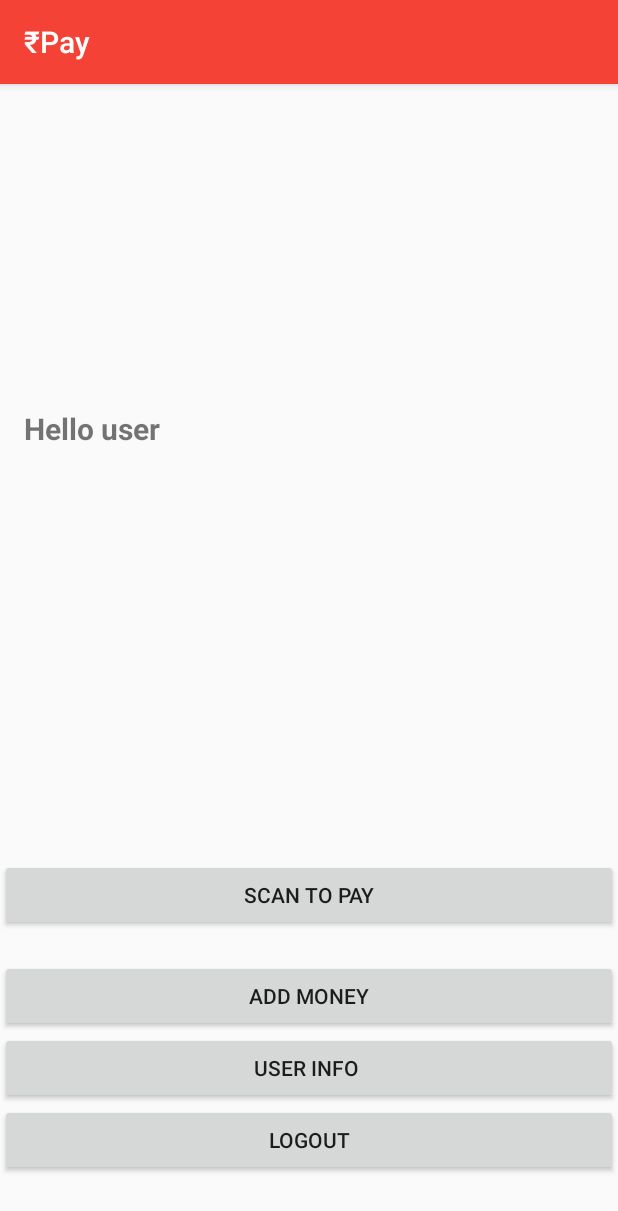
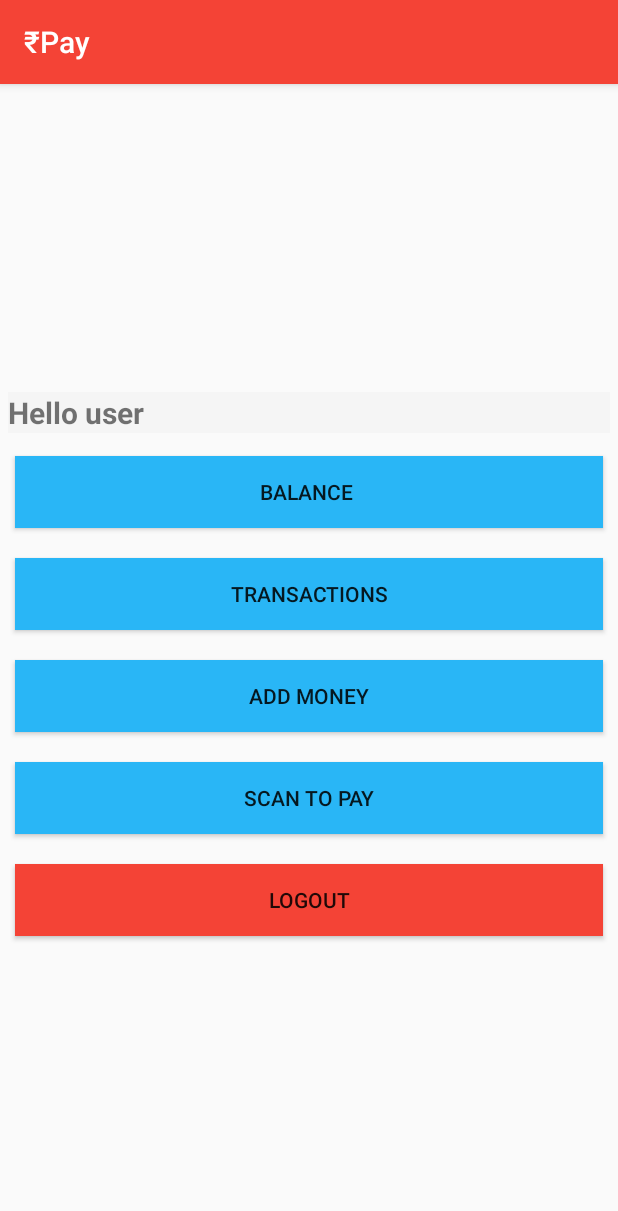
Before and after one commit to prasad212/BankApp, an Android app: the MainPage screen opened directly, with no data from a screen before it, on a phone screen of 412 x 824 dp. Shown: the top 1211 px of the screen. Run offline under Robolectric (Android 15) with nearby library versions, the phone set to English and light mode, and no system bars; our stand-ins replace Firebase (no records; nobody signed in at launch, a user with empty details on screens opened directly), Room's generated code, RxJava; libraries missing offline, so code that uses them is left out: com.journeyapps.barcodescanner, org.checkerframework.checker; 2 statements that could not run were skipped.

Commit message:
Layout Changes

```diff
--- a/app/src/main/AndroidManifest.xml
+++ b/app/src/main/AndroidManifest.xml
@@ -28,7 +28,7 @@
         <activity android:name=".Setprice" />
         <activity android:name=".Pay" />
         <activity android:name=".Scanner" />
-        <activity android:name=".Transaction"></activity>
+        <activity android:name=".Transactions"></activity>
     </application>
 
 </manifest>
--- a/app/src/main/java/com/example/prasad/bank/MainPage.java
+++ b/app/src/main/java/com/example/prasad/bank/MainPage.java
@@ -25,7 +25,7 @@ public class MainPage extends AppCompatActivity {
     MyApplication application;
     Button addmoney,pay;
     ImageView imageView;
-
+        Button tran ;
     Qrcode qrcode = new Qrcode();
 
     @Override
@@ -57,6 +57,14 @@ public class MainPage extends AppCompatActivity {
         imageView.setImageBitmap(bitmap);
 
         nametextView.setText("Hello " + uid);
+        tran = (Button)findViewById(R.id.tran_id);
+        tran.setOnClickListener(new View.OnClickListener() {
+            @Override
+            public void onClick(View v) {
+                Intent intent = new Intent(MainPage.this,Transactions.class);
+                startActivity(intent);
+            }
+        });
     }
 
     void userinfo(View view) {
--- a/app/src/main/res/layout/activity_main_page.xml
+++ b/app/src/main/res/layout/activity_main_page.xml
@@ -1,9 +1,10 @@
 <?xml version="1.0" encoding="utf-8"?>
-<RelativeLayout xmlns:android="http://schemas.android.com/apk/res/android"
+<LinearLayout xmlns:android="http://schemas.android.com/apk/res/android"
 
     xmlns:tools="http://schemas.android.com/tools"
     android:layout_width="match_parent"
     android:layout_height="match_parent"
+    android:orientation="vertical"
 
     tools:context=".MainPage">
 <ImageView
@@ -15,16 +16,14 @@
 
     <TextView
         android:id="@+id/nameTextView"
-        android:layout_width="wrap_content"
+        android:layout_width="match_parent"
         android:layout_height="wrap_content"
-        android:layout_below="@+id/qrcode_id"
-        android:layout_alignParentStart="true"
-
-
-        android:padding="16dp"
+            android:layout_margin="5sp"
+        android:background="@color/Edittextcolor"
         android:textSize="20sp"
         android:textStyle="bold"
         tools:text=" Hello Prasad" />
+
 
 
     <Button
@@ -32,46 +31,49 @@
 
         android:layout_width="match_parent"
         android:layout_height="wrap_content"
-
-
-        android:layout_below="@+id/add_money_id"
-        android:layout_centerHorizontal="true"
         android:onClick="userinfo"
-        android:text="User Info " />
+        android:text="Balance "
+        android:background="@color/Mainpagebutton"
+  android:layout_margin="10sp"
+        />
 
        <Button
+           android:id="@+id/tran_id"
+           android:layout_width="match_parent"
+           android:background="@color/Mainpagebutton"
 
-        android:layout_width="match_parent"
            android:layout_height="wrap_content"
+        android:layout_margin = "10sp"
+           android:text="Transactions" />
 
-
-        android:layout_below="@+id/userinfo"
-        android:layout_centerHorizontal="true"
-        android:onClick="logout"
-        android:text="Logout" />
 
        <Button
            android:id="@+id/add_money_id"
            android:layout_width="match_parent"
            android:layout_height="wrap_content"
+            android:layout_margin="10sp"
+           android:background="@color/Mainpagebutton"
 
-
-        android:layout_below="@+id/scantopay_id"
-        android:layout_centerHorizontal="true"
-        android:layout_marginTop="-184dp"
            android:text="Add Money" />
 
        <Button
            android:id="@+id/scantopay_id"
            android:layout_width="match_parent"
            android:layout_height="wrap_content"
+            android:layout_margin="10sp"
+           android:background="@color/Mainpagebutton"
+           android:text="Scan To Pay" />
+    <Button
 
+        android:layout_width="match_parent"
+        android:layout_height="wrap_content"
+        android:background="@color/Login"
 
-        android:layout_alignParentStart="true"
-        android:layout_alignParentBottom="true"
-        android:layout_marginBottom="203dp"
-        android:text="Scan To Pay" />
+            android:layout_margin="10sp"
+
+        android:onClick="logout"
+        android:text="Logout" />
 
 
 
-</RelativeLayout>
+</LinearLayout>
--- a/app/src/main/res/values/colors.xml
+++ b/app/src/main/res/values/colors.xml
@@ -9,4 +9,5 @@
     <color name="Textcolorsignup">#FF000000</color>
     <color name="Login">#f44336</color>
     <color name="Edittextcolor">#f5f5f5</color>
+    <color name="Mainpagebutton">#FF29B6F6</color>
 </resources>
```
Also changed, not shown: app/src/main/java/com/example/prasad/bank/Getuserinfo.java (+8 -1 lines), app/src/main/res/layout/activity_getuserinfo.xml (+6 -5 lines), app/src/main/res/layout/activity_pay.xml (+22 -7 lines), app/src/main/res/layout/activity_userinfo.xml (+7 -4 lines), app/src/main/res/layout/recyclerview.xml (+27 -7 lines). Lines whose indentation alone changed are shown as unchanged.
